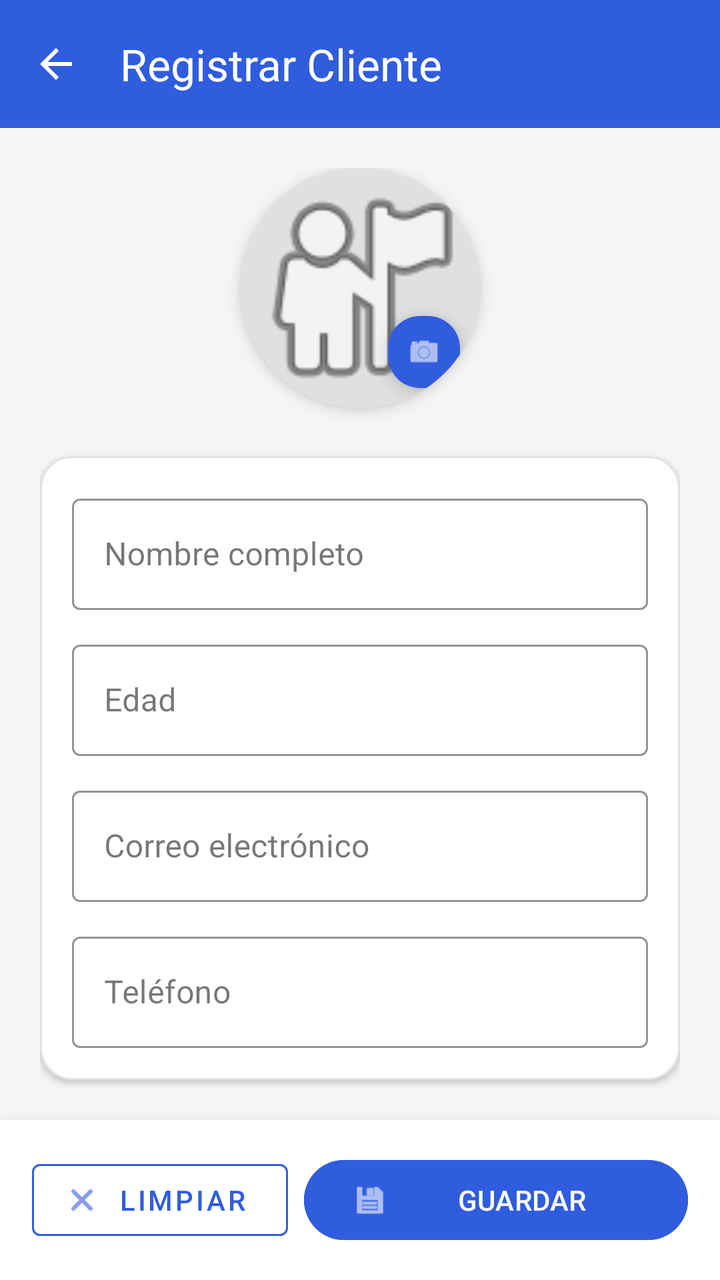
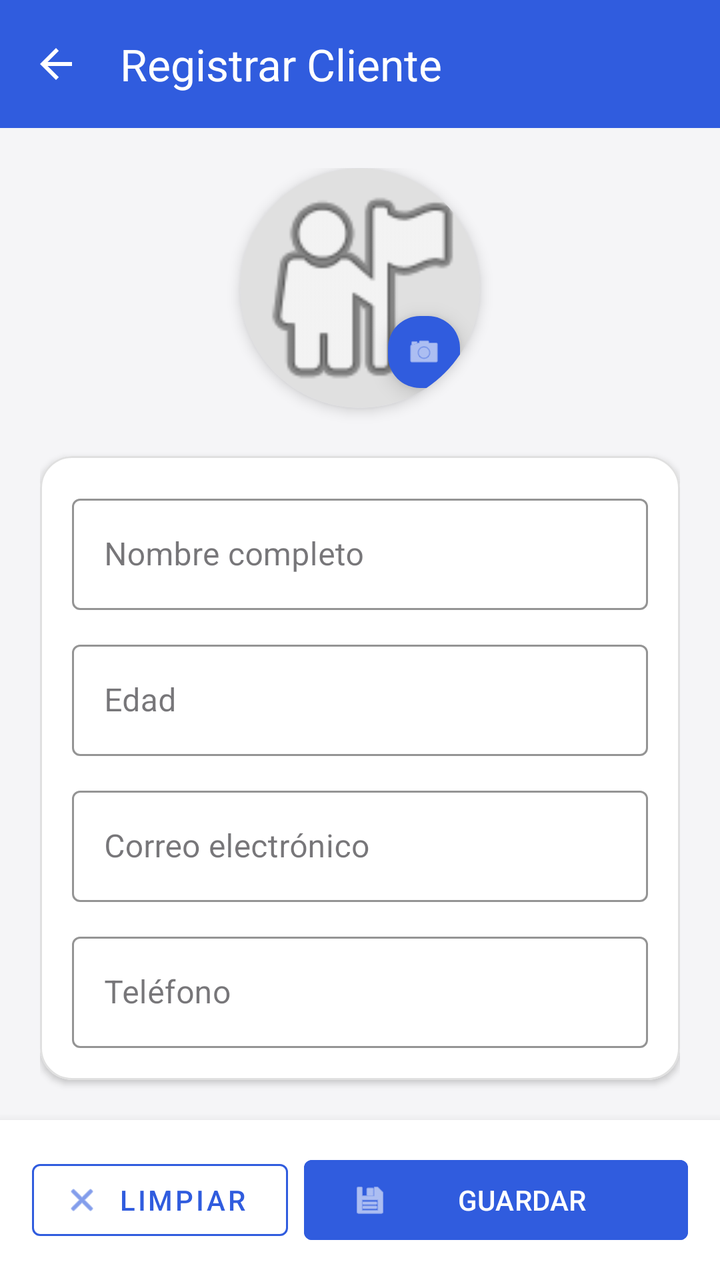

The first picture is an Android layout as it rendered before a commit; the second is the same layout after the commit. The layout source and the unified diff follow.
<!-- AndroidManifest.xml: application theme Theme.BluePrint -->
<!-- res/layout/activity_guardar_usuario.xml -->
<?xml version="1.0" encoding="utf-8"?>
<androidx.constraintlayout.widget.ConstraintLayout
    xmlns:android="http://schemas.android.com/apk/res/android"
    xmlns:app="http://schemas.android.com/apk/res-auto"
    xmlns:tools="http://tools.android.com/tools"
    android:layout_width="match_parent"
    android:layout_height="match_parent"
    android:background="#F5F5F7"
    tools:context=".activities.GuardarUsuarioActivity">

    <com.google.android.material.appbar.MaterialToolbar
        android:id="@+id/toolbar"
        android:layout_width="match_parent"
        android:layout_height="?attr/actionBarSize"
        android:background="@color/blue_primary"
        android:theme="@style/ThemeOverlay.MaterialComponents.Dark.ActionBar"
        app:title="Registrar Cliente"
        app:navigationIcon="?attr/homeAsUpIndicator"
        app:layout_constraintTop_toTopOf="parent"
        app:layout_constraintStart_toStartOf="parent"
        app:layout_constraintEnd_toEndOf="parent" />

    <androidx.core.widget.NestedScrollView
        android:id="@+id/nestedScrollView"
        android:layout_width="match_parent"
        android:layout_height="0dp"
        android:fillViewport="true"
        app:layout_constraintTop_toBottomOf="@id/toolbar"
        app:layout_constraintBottom_toTopOf="@id/layoutButtons"
        app:layout_constraintStart_toStartOf="parent"
        app:layout_constraintEnd_toEndOf="parent">

        <androidx.constraintlayout.widget.ConstraintLayout
            android:layout_width="match_parent"
            android:layout_height="wrap_content"
            android:padding="20dp">

            <com.google.android.material.card.MaterialCardView
                android:id="@+id/cardAvatar"
                android:layout_width="wrap_content"
                android:layout_height="wrap_content"
                app:cardCornerRadius="60dp"
                app:cardElevation="4dp"
                app:strokeWidth="0dp"
                app:layout_constraintTop_toTopOf="parent"
                app:layout_constraintStart_toStartOf="parent"
                app:layout_constraintEnd_toEndOf="parent">

                <FrameLayout
                    android:layout_width="120dp"
                    android:layout_height="120dp">

                    <ImageView
                        android:id="@+id/imgAvatar"
                        android:layout_width="match_parent"
                        android:layout_height="match_parent"
                        android:scaleType="centerCrop"
                        android:src="@android:drawable/ic_menu_myplaces"
                        android:background="#E0E0E0" />

                    <com.google.android.material.floatingactionbutton.FloatingActionButton
                        android:id="@+id/fabCamera"
                        android:layout_width="wrap_content"
                        android:layout_height="wrap_content"
                        android:layout_gravity="bottom|end"
                        android:layout_margin="4dp"
                        android:contentDescription="Tomar foto"
                        android:src="@android:drawable/ic_menu_camera"
                        app:fabCustomSize="36dp"
                        app:maxImageSize="18dp"
                        app:backgroundTint="@color/blue_primary"
                        app:tint="@android:color/white" />
                </FrameLayout>
            </com.google.android.material.card.MaterialCardView>

            <com.google.android.material.card.MaterialCardView
                android:id="@+id/cardInfo"
                android:layout_width="match_parent"
                android:layout_height="wrap_content"
                android:layout_marginTop="24dp"
                app:cardBackgroundColor="#FFFFFF"
                app:cardCornerRadius="16dp"
                app:cardElevation="2dp"
                app:strokeWidth="1dp"
                app:strokeColor="#E0E0E0"
                app:layout_constraintTop_toBottomOf="@id/cardAvatar"
                app:layout_constraintStart_toStartOf="parent"
                app:layout_constraintEnd_toEndOf="parent">

                <LinearLayout
                    android:layout_width="match_parent"
                    android:layout_height="wrap_content"
                    android:orientation="vertical"
                    android:padding="16dp">

                    <com.google.android.material.textfield.TextInputLayout
                        android:id="@+id/tilNombre"
                        style="@style/Widget.MaterialComponents.TextInputLayout.OutlinedBox"
                        android:layout_width="match_parent"
                        android:layout_height="wrap_content"
                        android:hint="Nombre completo"
                        app:boxStrokeColor="@color/blue_primary"
                        app:hintTextColor="@color/blue_primary">

                        <com.google.android.material.textfield.TextInputEditText
                            android:id="@+id/etNombre"
                            android:layout_width="match_parent"
                            android:layout_height="wrap_content"
                            android:inputType="textPersonName"
                            android:textColor="#222222" />
                    </com.google.android.material.textfield.TextInputLayout>

                    <com.google.android.material.textfield.TextInputLayout
                        android:id="@+id/tilEdad"
                        style="@style/Widget.MaterialComponents.TextInputLayout.OutlinedBox"
                        android:layout_width="match_parent"
                        android:layout_height="wrap_content"
                        android:layout_marginTop="12dp"
                        android:hint="Edad"
                        app:boxStrokeColor="@color/blue_primary"
                        app:hintTextColor="@color/blue_primary">

                        <com.google.android.material.textfield.TextInputEditText
                            android:id="@+id/etEdad"
                            android:layout_width="match_parent"
                            android:layout_height="wrap_content"
                            android:inputType="number"
                            android:textColor="#222222" />
                    </com.google.android.material.textfield.TextInputLayout>

                    <com.google.android.material.textfield.TextInputLayout
                        android:id="@+id/tilEmail"
                        style="@style/Widget.MaterialComponents.TextInputLayout.OutlinedBox"
                        android:layout_width="match_parent"
                        android:layout_height="wrap_content"
                        android:layout_marginTop="12dp"
                        android:hint="Correo electrónico"
                        app:boxStrokeColor="@color/blue_primary"
                        app:hintTextColor="@color/blue_primary">

                        <com.google.android.material.textfield.TextInputEditText
                            android:id="@+id/etEmail"
                            android:layout_width="match_parent"
                            android:layout_height="wrap_content"
                            android:inputType="textEmailAddress"
                            android:textColor="#222222" />
                    </com.google.android.material.textfield.TextInputLayout>

                    <com.google.android.material.textfield.TextInputLayout
                        android:id="@+id/tilTelefono"
                        style="@style/Widget.MaterialComponents.TextInputLayout.OutlinedBox"
                        android:layout_width="match_parent"
                        android:layout_height="wrap_content"
                        android:layout_marginTop="12dp"
                        android:hint="Teléfono"
                        app:boxStrokeColor="@color/blue_primary"
                        app:hintTextColor="@color/blue_primary">

                        <com.google.android.material.textfield.TextInputEditText
                            android:id="@+id/etTelefono"
                            android:layout_width="match_parent"
                            android:layout_height="wrap_content"
                            android:inputType="phone"
                            android:textColor="#222222" />
                    </com.google.android.material.textfield.TextInputLayout>

                </LinearLayout>
            </com.google.android.material.card.MaterialCardView>

            <TextView
                android:id="@+id/tvAsterisk"
                android:layout_width="wrap_content"
                android:layout_height="wrap_content"
                android:layout_marginTop="16dp"
                android:layout_marginBottom="16dp"
                android:text="* "
                android:textColor="#D32F2F"
                android:textSize="12sp"
                android:textStyle="bold"
                app:layout_constraintBottom_toBottomOf="parent"
                app:layout_constraintStart_toStartOf="@id/cardInfo"
                app:layout_constraintTop_toBottomOf="@id/cardInfo"
                app:layout_constraintVertical_bias="0.0" />

            <TextView
                android:id="@+id/tvRequiredLabel"
                android:layout_width="wrap_content"
                android:layout_height="wrap_content"
                android:layout_marginStart="4dp"
                android:text="Campos obligatorios"
                android:textColor="#666666"
                android:textSize="12sp"
                app:layout_constraintBottom_toBottomOf="@id/tvAsterisk"
                app:layout_constraintStart_toEndOf="@id/tvAsterisk"
                app:layout_constraintTop_toTopOf="@id/tvAsterisk" />

        </androidx.constraintlayout.widget.ConstraintLayout>
    </androidx.core.widget.NestedScrollView>

    <LinearLayout
        android:id="@+id/layoutButtons"
        android:layout_width="match_parent"
        android:layout_height="wrap_content"
        android:orientation="horizontal"
        android:padding="16dp"
        android:background="#FFFFFF"
        android:elevation="8dp"
        app:layout_constraintBottom_toBottomOf="parent"
        app:layout_constraintStart_toStartOf="parent"
        app:layout_constraintEnd_toEndOf="parent">

        <com.google.android.material.button.MaterialButton
            android:id="@+id/btnClean"
            style="@style/Widget.MaterialComponents.Button.OutlinedButton"
            android:layout_width="0dp"
            android:layout_height="wrap_content"
            android:layout_weight="1"
            android:layout_marginEnd="8dp"
            android:text="LIMPIAR"
            android:textColor="@color/blue_primary"
            app:strokeColor="@color/blue_primary"
            app:icon="@android:drawable/ic_menu_close_clear_cancel"
            app:iconTint="@color/blue_primary" />

        <com.google.android.material.button.MaterialButton
            android:id="@+id/btnSave"
            android:layout_width="0dp"
            android:layout_height="wrap_content"
            android:layout_weight="1.5"
            android:text="GUARDAR"
            android:backgroundTint="@color/blue_primary"
            app:icon="@android:drawable/ic_menu_save"
            app:iconTint="@android:color/white" />

    </LinearLayout>

</androidx.constraintlayout.widget.ConstraintLayout>
<!-- resources referenced by this layout -->
<resources>
  <color name="blue_primary">#305CDE</color>
  <style name="Theme.BluePrint" parent="Base.Theme.BluePrint" />
  <style name="Base.Theme.BluePrint" parent="Theme.Material3.DayNight.NoActionBar">
          
          <item name="colorPrimary">@color/blue_primary</item>
          <item name="colorPrimaryVariant">@color/blue_dark</item>
          <item name="colorOnPrimary">@color/white</item>
          
          <item name="android:statusBarColor">@color/blue_dark</item>
      </style>
  <color name="blue_dark">#1A3EB1</color>
  <color name="white">#FFFFFFFF</color>
</resources>

<!-- the commit's change to res/layout/activity_guardar_usuario.xml (unified diff, before → after) -->
@@ -218,6 +218,7 @@
             android:layout_marginEnd="8dp"
             android:text="LIMPIAR"
             android:textColor="@color/blue_primary"
+            app:cornerRadius="4dp"
             app:strokeColor="@color/blue_primary"
             app:icon="@android:drawable/ic_menu_close_clear_cancel"
             app:iconTint="@color/blue_primary" />
@@ -229,6 +230,7 @@
             android:layout_weight="1.5"
             android:text="GUARDAR"
             android:backgroundTint="@color/blue_primary"
+            app:cornerRadius="4dp"
             app:icon="@android:drawable/ic_menu_save"
             app:iconTint="@android:color/white" />
 
